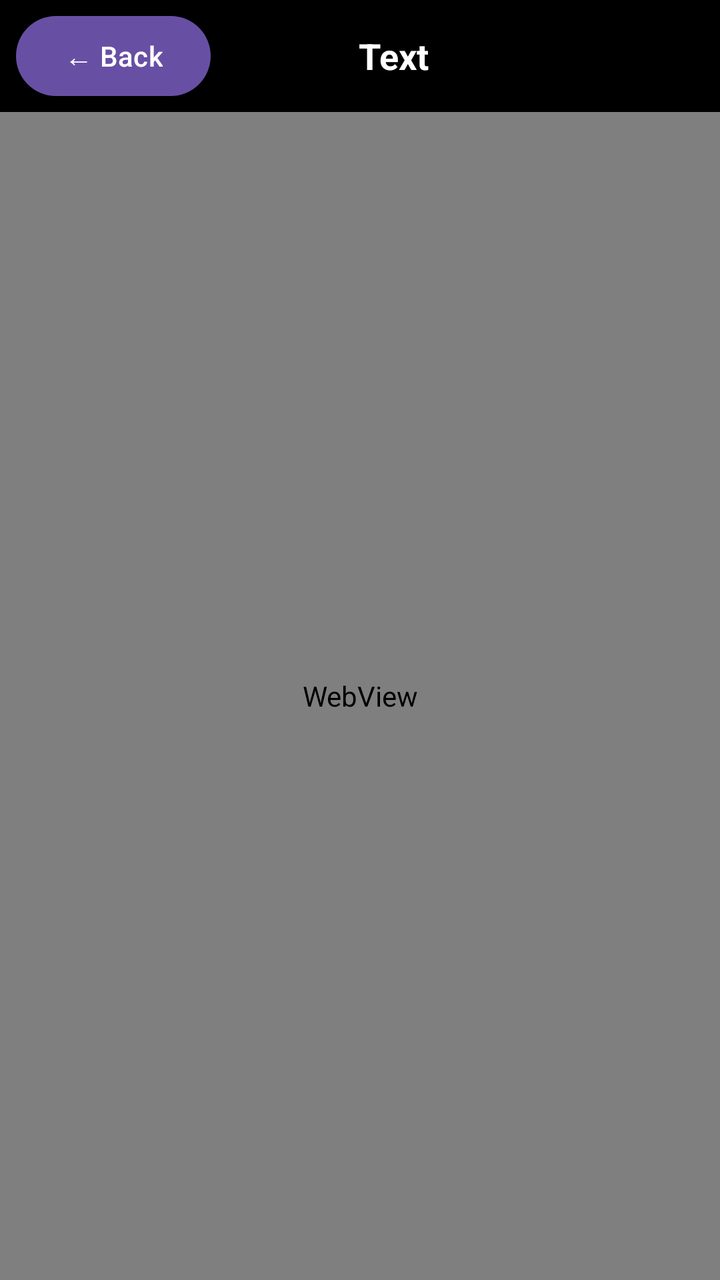
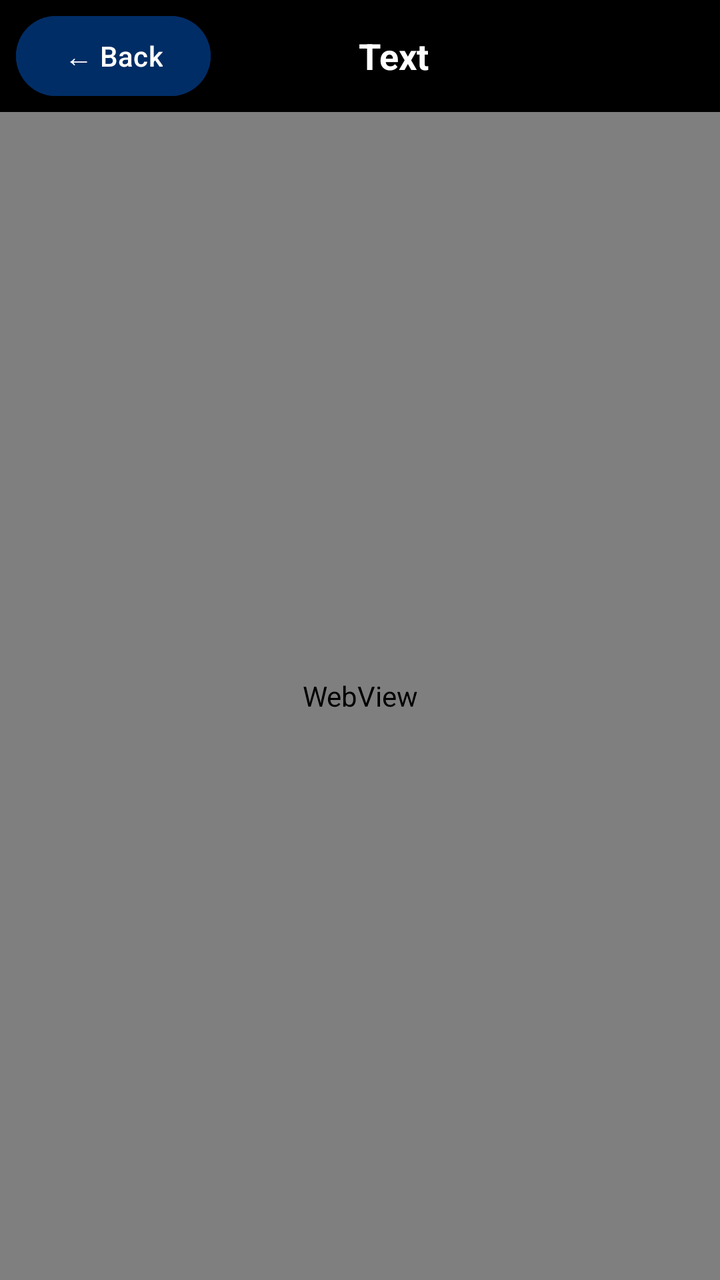

Compare the two renders of this Android layout. The source of the first and the diff that turns it into the second are given below.
<!-- AndroidManifest.xml: application theme Theme.InterfaceUI1 -->
<!-- res/layout/activity_text_to_fsl.xml -->
<?xml version="1.0" encoding="utf-8"?>
<LinearLayout xmlns:android="http://schemas.android.com/apk/res/android"
    xmlns:tools="http://schemas.android.com/tools"
    android:id="@+id/textRoot"
    android:layout_width="match_parent"
    android:layout_height="match_parent"
    android:background="@android:color/black"
    android:orientation="vertical"
    tools:context=".TextToFslActivity">

    <LinearLayout
        android:layout_width="match_parent"
        android:layout_height="wrap_content"
        android:gravity="center_vertical"
        android:orientation="horizontal"
        android:paddingHorizontal="8dp"
        android:paddingVertical="4dp">

        <Button
            android:id="@+id/backButton"
            android:layout_width="wrap_content"
            android:layout_height="wrap_content"
            android:contentDescription="Back to main screen"
            android:text="&#8592; Back" />

        <TextView
            android:layout_width="0dp"
            android:layout_height="wrap_content"
            android:layout_weight="1"
            android:gravity="center"
            android:paddingEnd="64dp"
            android:text="Text"
            android:textColor="@android:color/white"
            android:textSize="18sp"
            android:textStyle="bold"
            tools:ignore="RtlSymmetry" />
    </LinearLayout>

    <WebView
        android:id="@+id/fslWebView"
        android:layout_width="match_parent"
        android:layout_height="0dp"
        android:layout_weight="1" />

</LinearLayout>
<!-- resources referenced by this layout -->
<resources>
  <style name="Theme.InterfaceUI1" parent="Base.Theme.InterfaceUI1" />
  <style name="Base.Theme.InterfaceUI1" parent="Theme.Material3.DayNight.NoActionBar">
          
          
      </style>
</resources>

<!-- the commit's change to res/layout/activity_text_to_fsl.xml (unified diff, before → after) -->
@@ -21,7 +21,9 @@
             android:layout_width="wrap_content"
             android:layout_height="wrap_content"
             android:contentDescription="Back to main screen"
-            android:text="&#8592; Back" />
+            android:text="&#8592; Back"
+            android:backgroundTint="#002d66"
+            />
 
         <TextView
             android:layout_width="0dp"
